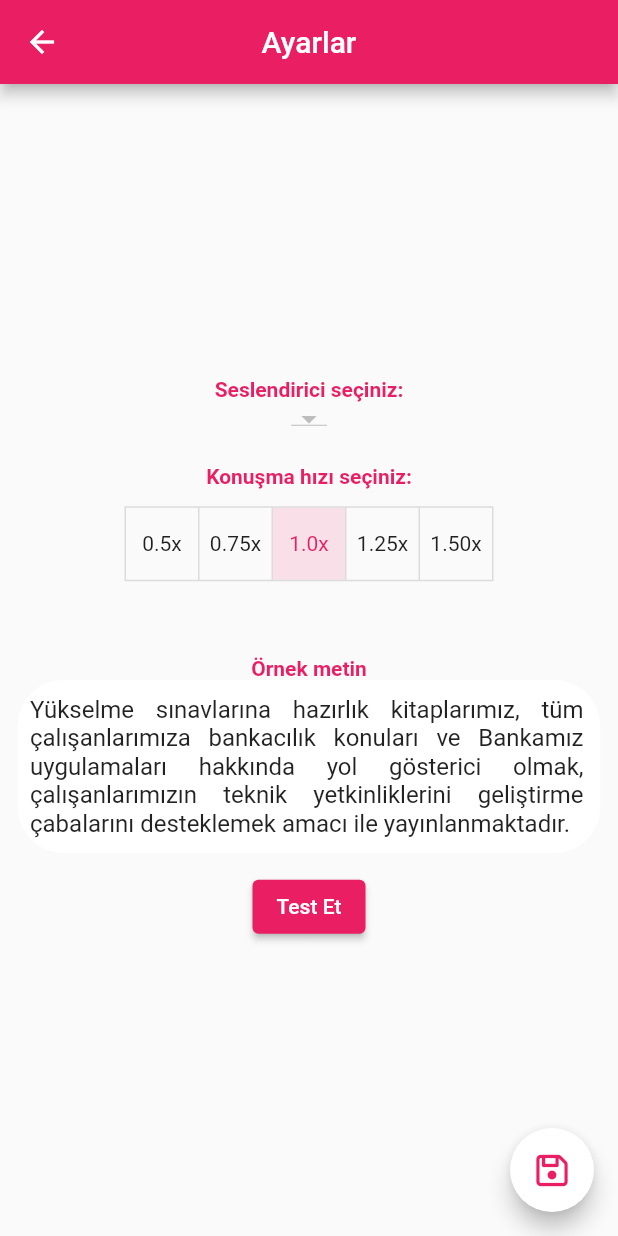
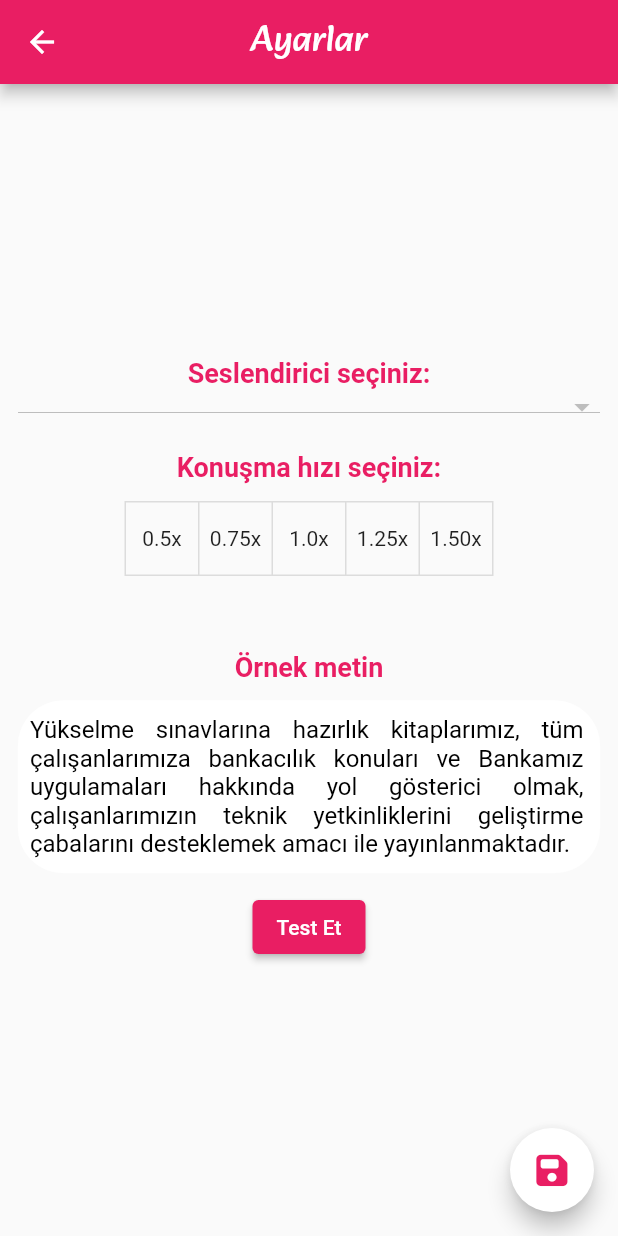
Before and after one commit to merihcavdar/biri_okusun, a Flutter app: the screen it shows after launch, in the side drawer, after a tap on "Ayarlar", on a phone screen of 412 x 824 dp. Run offline on Flutter 3.47's test engine with Material 2 defaults, Android fonts, the phone set to English and light mode, and no system bars; our stand-ins replace file_picker, flutter_slidable, flutter_tts, flutter_widget_from_html_core, font_awesome_flutter, hive_flutter and 1 more; missing offline and left inert: epub_parser; accounts and stored records are empty.

Commit message:
settings page done

```diff
--- a/lib/main.dart
+++ b/lib/main.dart
@@ -26,43 +26,30 @@ class MyApp extends StatefulWidget {
 
 class _MyAppState extends State<MyApp> {
   bool isDark = false;
+
   final _myBox = Hive.box('myBox');
   EpubData epubData = EpubData();
-
-  Future<void> getDarkBool() async {
-    isDark = epubData.appData[0]["dark"];
-  }
 
   @override
   void initState() {
     super.initState();
-    if (_myBox.get("EPUBDATA") == null) {
-      epubData.createInitialData();
-    } else {
-      epubData.loadData();
-    }
 
     if (_myBox.get("APPDATA") == null) {
       epubData.createAppData();
       epubData.appData.add(
         {
           "dark": false,
-          "voice": "Seslendirici 1",
-          "speed": 1.0,
+          "name": "",
           "locale": "tr-TR",
+          "seslendirici": "Seslendirici 1",
+          "speed": 0.75,
         },
       );
       epubData.updateAppData();
     } else {
       epubData.loadAppData();
     }
-    getDarkBool().whenComplete(
-      () {
-        setState(
-          () {},
-        );
-      },
-    );
+    isDark = epubData.appData[0]["dark"];
   }
 
   @override
--- a/lib/screens/main_page.dart
+++ b/lib/screens/main_page.dart
@@ -15,7 +15,10 @@ import '../theme/theme_provider.dart';
 import 'package:provider/provider.dart';
 
 class MainPage extends StatefulWidget {
-  const MainPage({super.key, required this.isDark});
+  const MainPage({
+    super.key,
+    required this.isDark,
+  });
   final bool isDark;
 
   @override
@@ -23,16 +26,17 @@ class MainPage extends StatefulWidget {
 }
 
 class _MainPageState extends State<MainPage> {
-  final List<String> items = [];
-  String selectedValue = "";
-  late dynamic allTheVoices;
+  List<String> seslendiriciler = [];
+  List<dynamic> allTheVoices = [];
+  List<Map<String, String>> voices = [];
+  String setVoice = "Seslendirici 1";
 
-  List<Map<String, String>> voices = [];
   FlutterTts flutterTts = FlutterTts();
 
-  String setVoice = "Seslendirici 1";
+  late String selectedValue;
 
   bool darkMode = false;
+
   final _myBox = Hive.box('myBox');
   EpubData epubData = EpubData();
   late String fileName;
@@ -47,8 +51,10 @@ class _MainPageState extends State<MainPage> {
   }
 
   Future<void> configureTts() async {
-    await flutterTts.setLanguage('tr-TR');
-    await flutterTts.setSpeechRate(1.0);
+    await flutterTts.setLanguage(epubData.appData[0]["locale"] ?? "tr-TR");
+    await flutterTts.setSpeechRate(epubData.appData[0]["speed"] ?? 0.75);
+    await flutterTts.setVolume(1.0);
+
     allTheVoices = await flutterTts.getVoices;
     int i = 1;
     for (var voice in allTheVoices) {
@@ -57,7 +63,7 @@ class _MainPageState extends State<MainPage> {
           {
             "name": voice["name"],
             "locale": voice["locale"],
-            "item": "Seslendirici $i"
+            "seslendirici": "Seslendirici $i"
           },
         );
         i++;
@@ -65,7 +71,7 @@ class _MainPageState extends State<MainPage> {
     }
 
     for (var i = 0; i < voices.length; i++) {
-      items.add(voices[i]["item"]!);
+      seslendiriciler.add(voices[i]["seslendirici"]!);
     }
   }
 
@@ -118,6 +124,7 @@ class _MainPageState extends State<MainPage> {
     super.initState();
     if (_myBox.get("EPUBDATA") == null) {
       epubData.createInitialData();
+      epubData.updateDatabase();
     } else {
       epubData.loadData();
     }
@@ -127,15 +134,17 @@ class _MainPageState extends State<MainPage> {
       epubData.appData.add(
         {
           "dark": false,
-          "voice": "Seslendirici 1",
-          "speed": 1.0,
+          "name": "",
+          "seslendirici": "Seslendirici 1",
           "locale": "tr-TR",
+          "speed": 0.75,
         },
       );
       epubData.updateAppData();
     } else {
       epubData.loadAppData();
     }
+
     configureTts().whenComplete(() {
       setState(
         () {},
--- a/lib/screens/settings.dart
+++ b/lib/screens/settings.dart
@@ -13,10 +13,12 @@ class SettingsPage extends StatefulWidget {
 }
 
 class _SettingsPageState extends State<SettingsPage> {
+  bool testButtonVisible = true;
+
   int selectedVoiceIndex = 0;
   TextEditingController textControler = TextEditingController();
   List<double> speeds = [0.5, 0.75, 1.0, 1.25, 1.50];
-  List<bool> toggleButtonValues = [false, false, true, false, false];
+  List<bool> toggleButtonValues = [false, false, false, false, false];
   List<String> options = ['0.5x', '0.75x', '1.0x', '1.25x', '1.50x'];
   final _myBox = Hive.box('myBox');
   EpubData epubData = EpubData();
@@ -26,18 +28,20 @@ class _SettingsPageState extends State<SettingsPage> {
   String _selectedVoice = "";
 
   final _formKey = GlobalKey<FormState>();
-  List<String> items = [];
+
+  List<String> seslendiriciler = [];
   List<String> names = [];
 
   String selectedValue = "";
-  late dynamic allTheVoices;
+
+  late List<dynamic> allTheVoices;
 
   List<Map<String, String>> voices = [];
 
-  Future<void> configureTts() async {
+  Future<void> getVoiceData() async {
     allTheVoices = await flutterTts.getVoices;
     voices = [];
-    items = [];
+    seslendiriciler = [];
     int i = 1;
     for (var voice in allTheVoices) {
       if (voice["locale"] == "tr-TR") {
@@ -45,26 +49,37 @@ class _SettingsPageState extends State<SettingsPage> {
           {
             "name": voice["name"],
             "locale": voice["locale"],
-            "item": "Seslendirici $i"
+            "seslendirici": "Seslendirici $i"
           },
         );
         i++;
       }
     }
+
     for (var i = 0; i < voices.length; i++) {
-      items.add(voices[i]["item"]!);
+      seslendiriciler.add(voices[i]["seslendirici"]!);
       names.add(voices[i]["name"]!);
     }
-    if (epubData.appData[0]["name"] == null) {
+    if (epubData.appData[0]["name"] == "") {
       epubData.appData[0]["name"] = names[0];
+      epubData.updateAppData();
     }
-    print(names);
-    print(selectedVoiceIndex);
+    setState(
+      () {
+        for (var i = 0; i < toggleButtonValues.length; i++) {
+          toggleButtonValues[i] = false;
+        }
+        toggleButtonValues[speeds.indexOf(epubData.appData[0]["speed"])] = true;
+      },
+    );
+  }
 
+  Future<void> configureTts() async {
     await flutterTts.setLanguage('tr-TR');
     await flutterTts.setSpeechRate(
       epubData.appData[0]["speed"],
     );
+    await flutterTts.setVolume(1.0);
 
     await flutterTts.setVoice(
       {
@@ -77,9 +92,25 @@ class _SettingsPageState extends State<SettingsPage> {
   @override
   void initState() {
     super.initState();
+    flutterTts.awaitSpeakCompletion(true);
+    flutterTts.setCompletionHandler(
+      () {
+        setState(
+          () {
+            testButtonVisible = true;
+          },
+        );
+      },
+    );
     textControler.text =
         "Yükselme sınavlarına hazırlık kitaplarımız, tüm çalışanlarımıza bankacılık konuları ve Bankamız uygulamaları hakkında yol gösterici olmak, çalışanlarımızın teknik yetkinliklerini geliştirme çabalarını desteklemek amacı ile yayınlanmaktadır.";
-
+    getVoiceData().whenComplete(
+      () {
+        setState(
+          () {},
+        );
+      },
+    );
     configureTts().whenComplete(
       () {
         setState(() {});
@@ -90,9 +121,10 @@ class _SettingsPageState extends State<SettingsPage> {
       epubData.appData.add(
         {
           "dark": false,
+          "name": "",
           "voice": "Seslendirici 1",
-          "speed": 1.0,
           "locale": "tr-TR",
+          "speed": 0.75,
         },
       );
       epubData.updateAppData();
@@ -101,7 +133,7 @@ class _SettingsPageState extends State<SettingsPage> {
     }
     setState(
       () {
-        _selectedVoice = epubData.appData[0]["voice"];
+        _selectedVoice = epubData.appData[0]["seslendirici"];
       },
     );
   }
@@ -114,9 +146,7 @@ class _SettingsPageState extends State<SettingsPage> {
         );
       },
     );
-    String plainText = parseHtmlString(text);
-
-    await flutterTts.speak(plainText).whenComplete(
+    await flutterTts.speak(text).whenComplete(
       () {
         setState(
           () {},
@@ -126,6 +156,11 @@ class _SettingsPageState extends State<SettingsPage> {
   }
 
   void stopSpeaking() async {
+    setState(
+      () {
+        testButtonVisible = true;
+      },
+    );
     await flutterTts.stop().whenComplete(
       () {
         setState(
@@ -140,17 +175,25 @@ class _SettingsPageState extends State<SettingsPage> {
     return SafeArea(
       child: Scaffold(
         appBar: AppBar(
-          title: const Text('Ayarlar'),
+          title: const Text(
+            'Ayarlar',
+            style: TextStyle(
+              fontFamily: 'Alkatra',
+              fontSize: 24.0,
+            ),
+          ),
           centerTitle: true,
         ),
         floatingActionButton: FloatingActionButton(
           onPressed: () {
-            epubData.appData[0]["voice"] = _selectedVoice;
+            stopSpeaking();
+            epubData.appData[0]["seslendirici"] = _selectedVoice;
+
             epubData.updateAppData();
             Navigator.pop(context);
           },
           child: Icon(
-            FontAwesomeIcons.floppyDisk,
+            FontAwesomeIcons.solidFloppyDisk,
             color: Theme.of(context).colorScheme.primary,
           ),
         ),
@@ -169,11 +212,13 @@ class _SettingsPageState extends State<SettingsPage> {
                     style: TextStyle(
                       color: Theme.of(context).colorScheme.primary,
                       fontWeight: FontWeight.bold,
+                      fontSize: 18.0,
                     ),
                   ),
                   DropdownButton<String>(
+                    isExpanded: true,
                     value: _selectedVoice,
-                    items: items.map((String value) {
+                    items: seslendiriciler.map((String value) {
                       return DropdownMenuItem<String>(
                         value: value,
                         child: Text(value),
@@ -182,10 +227,14 @@ class _SettingsPageState extends State<SettingsPage> {
                     onChanged: (newValue) {
                       setState(
                         () {
-                          selectedVoiceIndex = items.indexOf(newValue!);
+                          selectedVoiceIndex =
+                              seslendiriciler.indexOf(newValue!);
                           _selectedVoice = newValue;
+                          epubData.appData[0]["seslendirici"] =
+                              seslendiriciler[selectedVoiceIndex];
                           epubData.appData[0]["name"] =
-                              items[selectedVoiceIndex];
+                              names[selectedVoiceIndex];
+                          epubData.updateAppData();
                           configureTts();
                         },
                       );
@@ -199,6 +248,7 @@ class _SettingsPageState extends State<SettingsPage> {
                     style: TextStyle(
                       color: Theme.of(context).colorScheme.primary,
                       fontWeight: FontWeight.bold,
+                      fontSize: 18.0,
                     ),
                   ),
                   const SizedBox(
@@ -221,7 +271,6 @@ class _SettingsPageState extends State<SettingsPage> {
                     },
                     children: options.map(
                       (option) {
-                        int index = options.indexOf(option);
                         return Text(option);
                       },
                     ).toList(),
@@ -234,13 +283,21 @@ class _SettingsPageState extends State<SettingsPage> {
                     style: TextStyle(
                       color: Theme.of(context).colorScheme.primary,
                       fontWeight: FontWeight.bold,
+                      fontSize: 18.0,
                     ),
                   ),
+                  const SizedBox(
+                    height: 12.0,
+                  ),
                   TextField(
+                    style: const TextStyle(
+                      //color: Theme.of(context).colorScheme.primary,
+                      color: Colors.black,
+                    ),
                     readOnly: true,
                     controller: textControler,
-                    keyboardType: TextInputType.multiline,
-                    textCapitalization: TextCapitalization.sentences,
+                    //keyboardType: TextInputType.multiline,
+                    //textCapitalization: TextCapitalization.sentences,
                     minLines: 1,
                     maxLines: 6,
                     textAlign: TextAlign.justify,
@@ -248,7 +305,9 @@ class _SettingsPageState extends State<SettingsPage> {
                     decoration: InputDecoration(
                       hintMaxLines: 1,
                       contentPadding: const EdgeInsets.symmetric(
-                          horizontal: 8.0, vertical: 10),
+                        horizontal: 8.0,
+                        vertical: 10,
+                      ),
                       hintStyle: const TextStyle(
                         fontSize: 16,
                       ),
@@ -273,12 +332,17 @@ class _SettingsPageState extends State<SettingsPage> {
                   const SizedBox(
                     height: 12.0,
                   ),
-                  ElevatedButton(
-                    onPressed: () {
-                      speakText(textControler.text);
-                    },
-                    child: const Text("Test Et"),
-                  ),
+                  testButtonVisible
+                      ? ElevatedButton(
+                          onPressed: () {
+                            if (testButtonVisible) {
+                              speakText(textControler.text);
+                              testButtonVisible = !testButtonVisible;
+                            }
+                          },
+                          child: const Text("Test Et"),
+                        )
+                      : Container(),
                 ],
               ),
             ),
--- a/lib/theme/theme.dart
+++ b/lib/theme/theme.dart
@@ -13,7 +13,7 @@ ThemeData darkMode = ThemeData(
   brightness: Brightness.dark,
   colorScheme: ColorScheme.dark(
     background: Colors.black,
-    primary: Colors.grey.shade900,
-    secondary: Colors.grey.shade500,
+    primary: Colors.grey.shade700,
+    secondary: Colors.grey.shade300,
   ),
 );
--- a/lib/theme/theme_provider.dart
+++ b/lib/theme/theme_provider.dart
@@ -8,28 +8,33 @@ class ThemeProvider with ChangeNotifier {
   ThemeData get themeData => _themeData;
   bool getDarkMode = false;
 
+  final _myBox = Hive.box('myBox');
+  EpubData epubData = EpubData();
+
   set themeData(ThemeData themeData) {
     _themeData = themeData;
     notifyListeners();
   }
 
   ThemeData setInitialMode() {
-    final _myBox = Hive.box('myBox');
-    EpubData epubData = EpubData();
-
     if (_myBox.get("APPDATA") == null) {
       epubData.createAppData();
-      epubData.appData.add({
-        "dark": false,
-        "voice": "",
-        "speed": 1.0,
-      });
+      epubData.appData.add(
+        {
+          "dark": false,
+          "name": "",
+          "locale": "tr-TR",
+          "seslendirici": "Seslendirici 1",
+          "speed": 0.75,
+        },
+      );
       epubData.updateAppData();
     } else {
       epubData.loadAppData();
     }
 
     getDarkMode = epubData.appData[0]["dark"];
+
     if (getDarkMode) {
       return darkMode;
     } else {
```
Also changed, not shown: lib/screens/epub_read_aloud.dart (+7 -3 lines).
